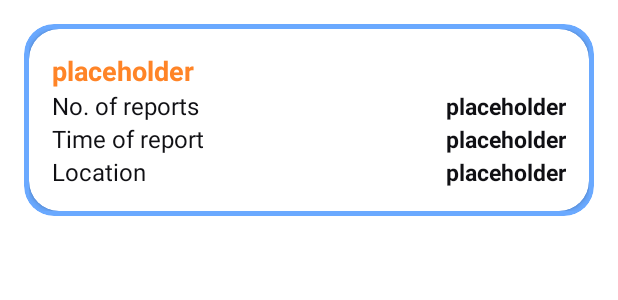
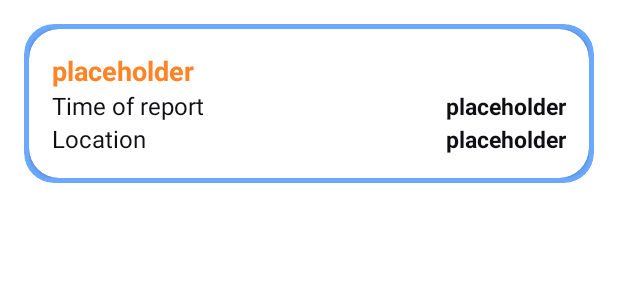
Before and after one commit to PaliouraP/SmartAlert, an Android app: the layout single_previous_report.xml on its own in the app's theme, with its tools: preview values and no code run, on a phone screen of 412 x 824 dp. Shown: the top 300 px of the screen. Run offline under Robolectric (Android 15) with nearby library versions, the phone set to English and light mode, and no system bars.

Commit message:
still not correct

```diff
--- a/SmartAlert/app/src/main/java/com/unipi/p19129_p19140/smartalert/ReportAdapter.java
+++ b/SmartAlert/app/src/main/java/com/unipi/p19129_p19140/smartalert/ReportAdapter.java
@@ -58,7 +58,6 @@ public class ReportAdapter extends RecyclerView.Adapter<ReportAdapter.ReportView
     public static class ReportViewHolder extends RecyclerView.ViewHolder {
         TextView type, location, time, reporter_sum;
         Button accept_btn, decline_btn;
-        //ReportModel report;
         ArrayList<String> report_ids;
 
         public ReportViewHolder(@NonNull View itemView) {
--- a/SmartAlert/app/src/main/java/com/unipi/p19129_p19140/smartalert/ReportListActivity.java
+++ b/SmartAlert/app/src/main/java/com/unipi/p19129_p19140/smartalert/ReportListActivity.java
@@ -129,7 +129,6 @@ public class ReportListActivity extends AppCompatActivity {
                     if (count>1) {
                         report_list.add(general_report);
                     }
-                    //all_reports_filtered.remove(report_key);
                 }
 
                 reportAdapter.notifyDataSetChanged();
--- a/SmartAlert/app/src/main/res/layout/activity_previous_reports_list.xml
+++ b/SmartAlert/app/src/main/res/layout/activity_previous_reports_list.xml
@@ -64,7 +64,7 @@
                 android:textColor="@color/blue"
                 android:textSize="30sp"
                 android:textStyle="bold"
-                app:layout_constraintBottom_toTopOf="@+id/report_list"
+                app:layout_constraintBottom_toTopOf="@+id/previous_report_list"
                 app:layout_constraintEnd_toEndOf="parent"
                 app:layout_constraintHorizontal_bias="1.0"
                 app:layout_constraintStart_toStartOf="parent"
@@ -73,7 +73,7 @@
             </TextView>
 
             <androidx.recyclerview.widget.RecyclerView
-                android:id="@+id/report_list"
+                android:id="@+id/previous_report_list"
                 android:layout_width="409dp"
                 android:layout_height="729dp"
                 android:padding="10dp"
--- a/SmartAlert/app/src/main/res/layout/single_previous_report.xml
+++ b/SmartAlert/app/src/main/res/layout/single_previous_report.xml
@@ -29,7 +29,7 @@
                 >
 
                 <TextView
-                    android:id="@+id/single_report_type"
+                    android:id="@+id/single_previous_report_type"
                     android:layout_width="match_parent"
                     android:layout_height="wrap_content"
                     android:layout_marginEnd="20dp"
@@ -49,36 +49,12 @@
                 <TextView
                     android:layout_width="wrap_content"
                     android:layout_height="wrap_content"
-                    android:text="@string/no_reports"
-                    android:textColor="@color/black_semi"
-                    android:textSize="16sp"/>
-
-                <TextView
-                    android:id="@+id/single_report_reporters_sum"
-                    android:layout_width="match_parent"
-                    android:layout_height="wrap_content"
-                    android:textAlignment="textEnd"
-                    android:text="placeholder"
-                    android:textColor="@color/black_semi"
-                    android:textSize="15sp"
-                    android:textStyle="bold"/>
-            </LinearLayout>
-
-            <LinearLayout
-                android:layout_width="match_parent"
-                android:layout_height="wrap_content"
-                android:layout_gravity="center_vertical"
-                android:orientation="horizontal">
-
-                <TextView
-                    android:layout_width="wrap_content"
-                    android:layout_height="wrap_content"
                     android:text="@string/report_time"
                     android:textColor="@color/black_semi"
                     android:textSize="16sp"/>
 
                 <TextView
-                    android:id="@+id/single_report_time"
+                    android:id="@+id/single_previous_report_time"
                     android:layout_width="match_parent"
                     android:layout_height="wrap_content"
                     android:textAlignment="textEnd"
@@ -102,7 +78,7 @@
                     android:textSize="16sp"/>
 
                 <TextView
-                    android:id="@+id/single_report_location"
+                    android:id="@+id/single_previous_report_location"
                     android:layout_width="match_parent"
                     android:layout_height="wrap_content"
                     android:textAlignment="textEnd"
```
Also changed, not shown: SmartAlert/app/src/main/java/com/unipi/p19129_p19140/smartalert/PreviousReportAdapter.java (+22 -9 lines), SmartAlert/app/src/main/java/com/unipi/p19129_p19140/smartalert/PreviousReportsListActivity.java (+4 -7 lines).
